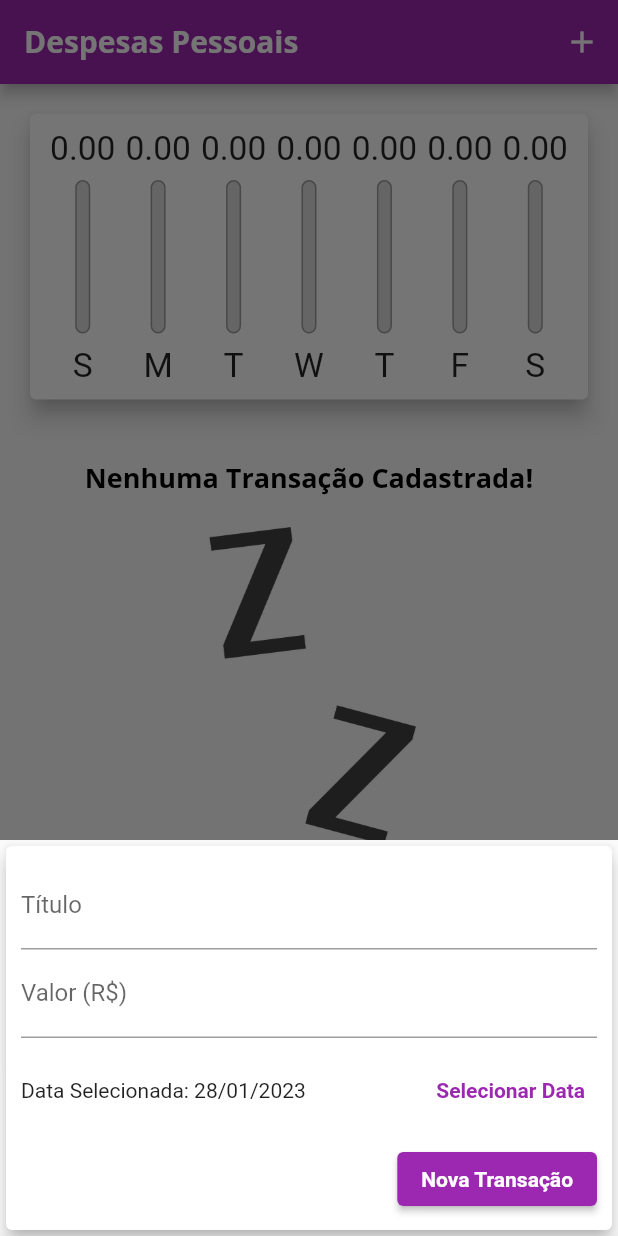
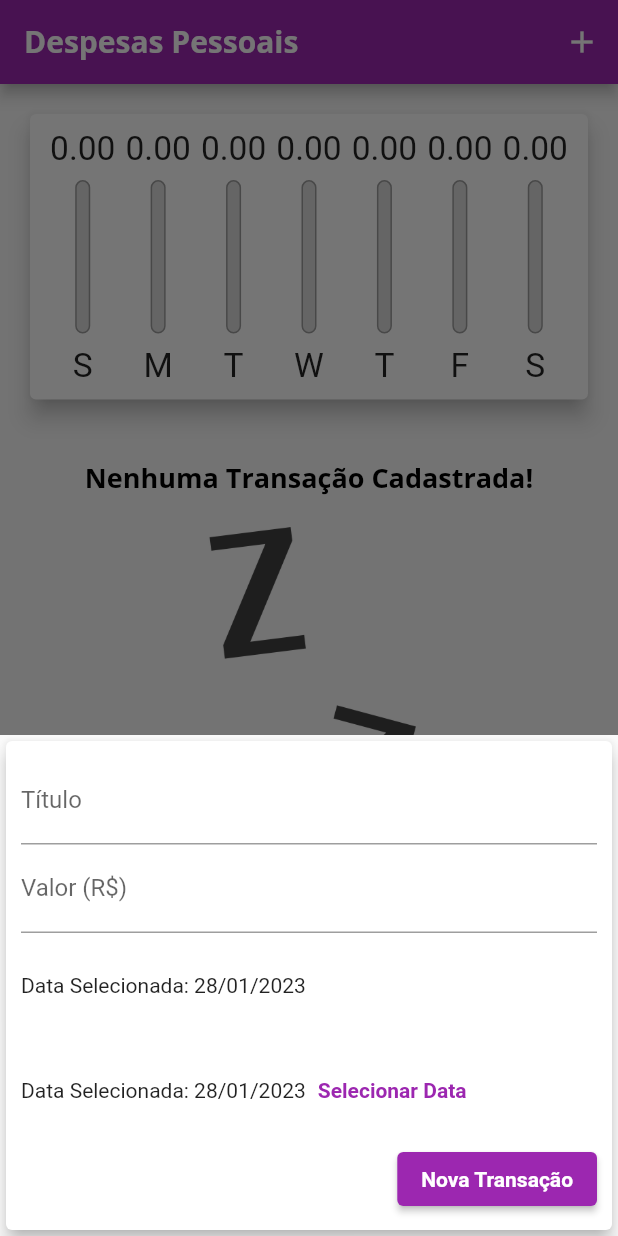
Before and after one commit to 2Wesley2/ExpensesApp, a Flutter app: the screen it shows after launch, after a tap on the "add" icon, on a phone screen of 412 x 824 dp. Run offline on Flutter 3.47's test engine with Material 2 defaults, Android fonts, the phone set to English and light mode, and no system bars.

Commit message:
criado date picker adaptativo para iOS

```diff
--- /dev/null
+++ b/lib/components/adaptative/adaptative_date_picker.dart
@@ -0,0 +1,66 @@
+import 'dart:io';
+import 'package:flutter/cupertino.dart';
+import 'package:flutter/material.dart';
+import 'package:intl/intl.dart';
+
+class AdaptativeDatePicker extends StatelessWidget {
+  final DateTime? selectedDate;
+  final Function(DateTime)? onDateChanged;
+
+  const AdaptativeDatePicker({
+    this.selectedDate,
+    this.onDateChanged,
+    Key? key,
+  }) : super(key: key);
+
+  _showDatePicker(BuildContext context) {
+    showDatePicker(
+      context: context,
+      initialDate: DateTime.now(),
+      firstDate: DateTime(2019),
+      lastDate: DateTime.now(),
+    ).then((pickedDate) {
+      if (pickedDate == null) {
+        return;
+      }
+
+      onDateChanged!(pickedDate);
+    });
+  }
+
+  @override
+  Widget build(BuildContext context) {
+    return Platform.isIOS
+        ? SizedBox(
+            height: 180,
+            child: CupertinoDatePicker(
+              mode: CupertinoDatePickerMode.date,
+              initialDateTime: DateTime.now(),
+              minimumDate: DateTime(2019),
+              maximumDate: DateTime.now(),
+              onDateTimeChanged: onDateChanged!,
+            ),
+          )
+        : SizedBox(
+            height: 70,
+            child: Row(
+              children: <Widget>[
+                Text(
+                  selectedDate == null
+                      ? 'Nenhuma data selecionada!'
+                      : 'Data Selecionada: ${DateFormat('dd/MM/y').format(selectedDate!)}',
+                ),
+                TextButton(
+                  child: const Text(
+                    'Selecionar Data',
+                    style: TextStyle(
+                      fontWeight: FontWeight.bold,
+                    ),
+                  ),
+                  onPressed: () => _showDatePicker(context),
+                )
+              ],
+            ),
+          );
+  }
+}
--- a/lib/components/transaction_form.dart
+++ b/lib/components/transaction_form.dart
@@ -1,3 +1,4 @@
+import 'package:expenses/components/adaptative/adaptative_date_picker.dart';
 import 'package:flutter/material.dart';
 import 'package:intl/intl.dart';
 import 'adaptative/adaptative_button.dart';
@@ -26,23 +27,6 @@ class _TransactionFormState extends State<TransactionForm> {
     }
 
     widget.onSubmit(title, value, _selectedDate!);
-  }
-
-  _showDatePicker() {
-    showDatePicker(
-      context: context,
-      initialDate: DateTime.now(),
-      firstDate: DateTime(2023),
-      lastDate: DateTime.now(),
-    ).then((pickedDate) {
-      if (pickedDate == null) {
-        return;
-      }
-
-      setState(() {
-        _selectedDate = pickedDate;
-      });
-    });
   }
 
   @override
@@ -82,17 +66,16 @@ class _TransactionFormState extends State<TransactionForm> {
                             : 'Data Selecionada: ${DateFormat('dd/MM/y').format(_selectedDate!)}',
                       ),
                     ),
-                    TextButton(
-                      child: const Text(
-                        'Selecionar Data',
-                        style: TextStyle(
-                          fontWeight: FontWeight.bold,
-                        ),
-                      ),
-                      onPressed: _showDatePicker,
-                    )
                   ],
                 ),
+              ),
+              AdaptativeDatePicker(
+                selectedDate: _selectedDate,
+                onDateChanged: (newDate) {
+                  setState(() {
+                    _selectedDate = newDate;
+                  });
+                },
               ),
               Row(
                 mainAxisAlignment: MainAxisAlignment.end,
```
